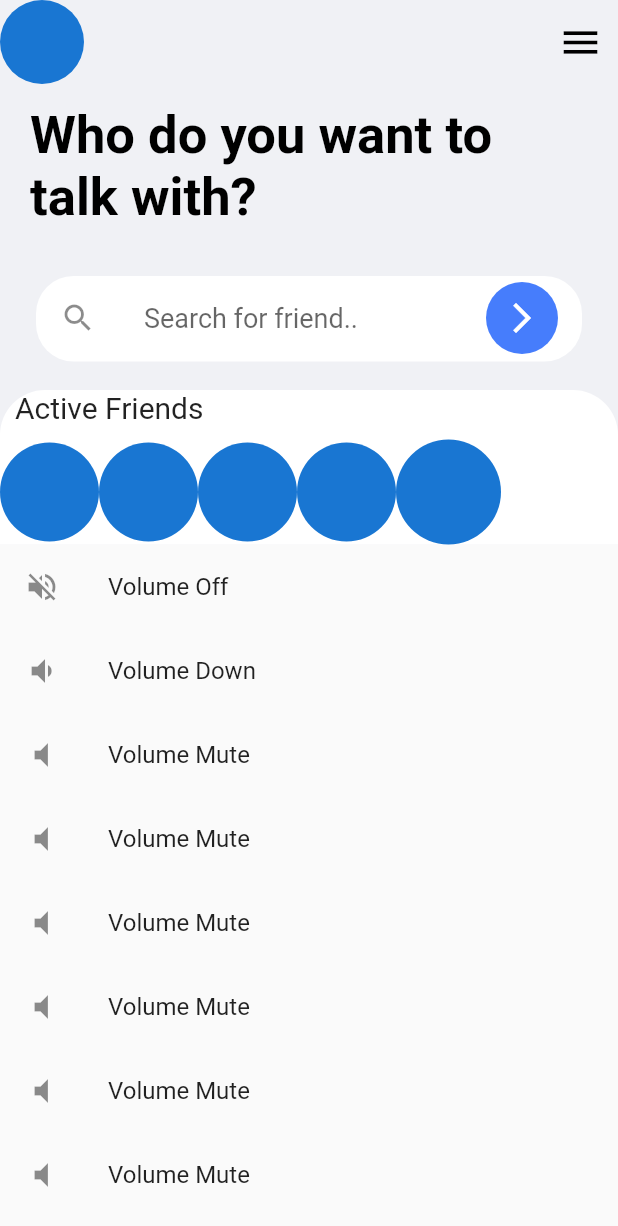
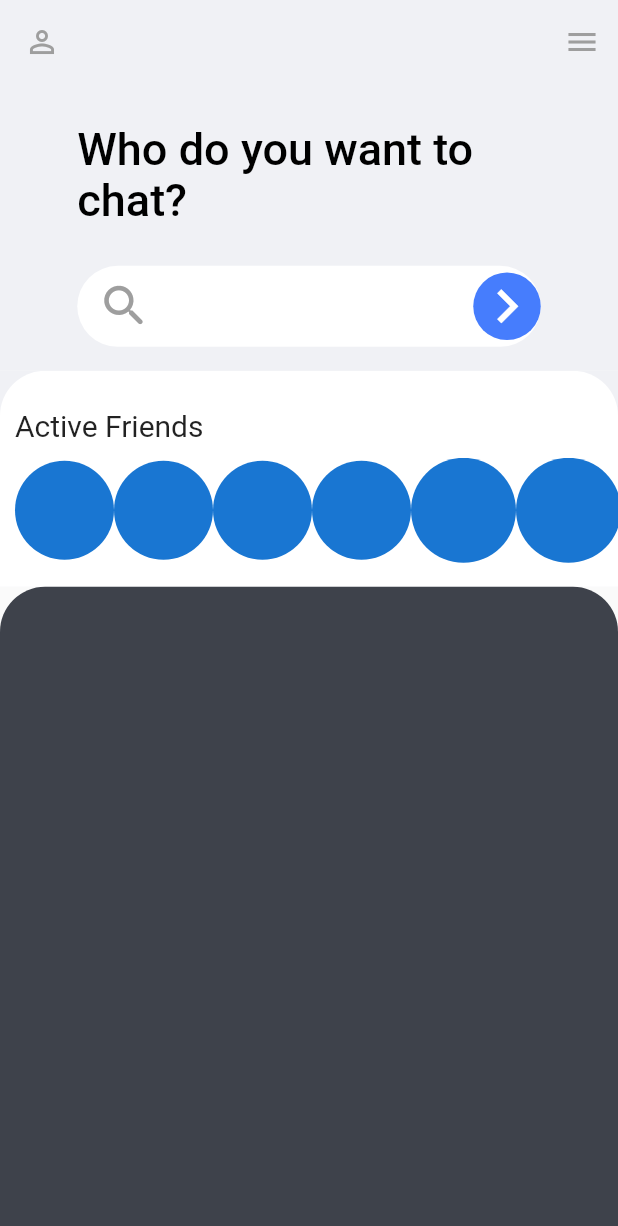
Before and after one commit to Harishwarrior/chat_app, a Flutter app: the screen it shows after launch, on a phone screen of 412 x 824 dp. Shown: the top 1226 px of the screen. Run offline on Flutter 3.47's test engine with Material 2 defaults, Android fonts, the phone set to English and light mode, and no system bars.

Commit message:
fixed responsive appbar

```diff
--- a/lib/home_view.dart
+++ b/lib/home_view.dart
@@ -9,97 +9,83 @@ class HomePage extends StatefulWidget {
 class _HomePageState extends State<HomePage> {
   @override
   Widget build(BuildContext context) {
+    MediaQueryData deviceSize = MediaQuery.of(context);
     return SafeArea(
       child: Scaffold(
-        body: CustomScrollView(
-          slivers: [
+        body: NestedScrollView(
+          headerSliverBuilder: (BuildContext context, bool innerBoxScrolled) {
+            return <Widget>[
               SliverAppBar(
-              leading: CircleAvatar(
-                radius: 20.0,
+                backgroundColor: Color(0xFFF0F1F5),
+                leading: Icon(
+                  Icons.person_outline,
+                  color: Colors.grey,
                 ),
-              actions: [
-                Icon(
+                actions: <Widget>[
+                  IconButton(
+                    onPressed: () {},
+                    icon: Icon(
                       Icons.menu_outlined,
-                  color: Colors.black,
-                  size: 30.0,
+                      color: Colors.grey,
                     ),
-                SizedBox(
-                  width: 10.0,
-                )
+                  ),
                 ],
-              floating: true,
-              flexibleSpace: PreferredSize(
-                preferredSize: Size.fromHeight(50.0),
-                child: Padding(
-                  padding: const EdgeInsets.only(
-                      left: 20.0, right: 20.0, top: 70.0, bottom: 0.0),
-                  child: Column(
-                    mainAxisAlignment: MainAxisAlignment.spaceEvenly,
-                    children: [
+                expandedHeight: deviceSize.size.height * 0.30,
+                floating: false,
+                pinned: true,
+                flexibleSpace: FlexibleSpaceBar(
+                  centerTitle: true,
+                  title: Container(
+                    width: deviceSize.size.width * 0.50,
+                    height: deviceSize.size.height * 0.15,
+                    constraints: BoxConstraints(minHeight: 40, maxHeight: 100),
+                    child: Column(children: [
                       Expanded(
                         child: Text(
-                          'Who do you want to talk with?',
-                          style: TextStyle(
-                            color: Colors.black,
-                            fontWeight: FontWeight.w700,
-                            fontSize: 35.0,
+                          'Who do you want to chat?',
+                          style: TextStyle(color: Colors.black),
+                        ),
+                      ),
+                      CupertinoTextField(
+                        decoration: BoxDecoration(
+                          color: Colors.white,
+                          borderRadius: BorderRadius.all(
+                            Radius.circular(25.0),
+                          ),
+                        ),
+                        keyboardType: TextInputType.text,
+                        prefix: Padding(
+                          padding:
+                              const EdgeInsets.fromLTRB(9.0, 6.0, 9.0, 6.0),
+                          child: Icon(
+                            Icons.search_rounded,
+                            color: Colors.grey,
+                          ),
+                        ),
+                        suffix: Container(
+                          decoration: BoxDecoration(
+                              color: Color(0xff467dfd),
+                              borderRadius:
+                                  BorderRadius.all(Radius.circular(20.0))),
+                          child: Icon(
+                            Icons.chevron_right,
+                            size: 30.0,
+                            color: Colors.white,
                           ),
                         ),
                       ),
-                      Expanded(
-                        child: Padding(
-                          padding: const EdgeInsets.symmetric(
-                              vertical: 15.0, horizontal: 0.0),
-                          child: Card(
-                            shape: RoundedRectangleBorder(
-                              borderRadius: BorderRadius.circular(25.0),
-                            ),
-                            elevation: 0.0,
-                            child: ListTile(
-                              leading: Icon(
-                                Icons.search,
-                              ),
-                              title: TextField(
-                                // controller: controller,
-                                decoration: InputDecoration(
-                                  hintText: 'Search for friend..',
-                                  hintStyle: TextStyle(fontSize: 18.0),
-                                  border: InputBorder.none,
-                                ),
-                              ),
-                              trailing: Container(
-                                decoration: BoxDecoration(
-                                  color: Color(0xff467dfc),
-                                  borderRadius: BorderRadius.all(
-                                    Radius.circular(40.0),
-                                  ),
-                                ),
-                                child: IconButton(
-                                  icon: Icon(
-                                    Icons.arrow_forward_ios_outlined,
-                                    color: Colors.white,
-                                  ),
-                                  onPressed: () {},
+                    ]),
                   ),
                 ),
               ),
-                          ),
-                        ),
-                      ),
-                    ],
-                  ),
-                ),
-              ),
-              backgroundColor: const Color(0xfff0f1f5),
-              expandedHeight: 260.0,
-            ),
+            ];
+          },
+          body: SingleChildScrollView(
+            child: Container(
+              child: Column(
+                children: [
                   Container(
-              child: SliverList(
-                delegate: SliverChildListDelegate([
-                  Container(
-                    decoration: BoxDecoration(
-                      color: Color(0xfff0f1f5),
-                    ),
+                    color: Color(0xFFF0F1F5),
                     child: Container(
                       decoration: BoxDecoration(
                           color: Colors.white,
@@ -109,6 +95,9 @@ class _HomePageState extends State<HomePage> {
                       child: Column(
                         crossAxisAlignment: CrossAxisAlignment.start,
                         children: [
+                          SizedBox(
+                            height: 25.0,
+                          ),
                           Padding(
                             padding:
                                 const EdgeInsets.only(left: 10.0, bottom: 10.0),
@@ -117,10 +106,18 @@ class _HomePageState extends State<HomePage> {
                               style: TextStyle(fontSize: 20.0),
                             ),
                           ),
-                          SingleChildScrollView(
+                          Container(
+                            margin: EdgeInsets.only(bottom: 16.0),
+                            color: Colors.white,
+                            child: SingleChildScrollView(
                               scrollDirection: Axis.horizontal,
                               child: Row(
+                                mainAxisAlignment:
+                                    MainAxisAlignment.spaceBetween,
                                 children: [
+                                  SizedBox(
+                                    width: 10.0,
+                                  ),
                                   CircleAvatar(
                                     radius: 33.0,
                                   ),
@@ -136,92 +133,35 @@ class _HomePageState extends State<HomePage> {
                                   CircleAvatar(
                                     radius: 35.0,
                                   ),
+                                  CircleAvatar(
+                                    radius: 35.0,
+                                  ),
+                                  CircleAvatar(
+                                    radius: 35.0,
+                                  ),
+                                  CircleAvatar(
+                                    radius: 35.0,
+                                  ),
                                 ],
+                              ),
                             ),
                           ),
                         ],
                       ),
                     ),
                   ),
-                  ListTile(
-                      leading: Icon(Icons.volume_off),
-                      title: Text("Volume Off")),
-                  ListTile(
-                      leading: Icon(Icons.volume_down),
-                      title: Text("Volume Down")),
-                  ListTile(
-                      leading: Icon(Icons.volume_mute),
-                      title: Text("Volume Mute")),
-                  ListTile(
-                      leading: Icon(Icons.volume_mute),
-                      title: Text("Volume Mute")),
-                  ListTile(
-                      leading: Icon(Icons.volume_mute),
-                      title: Text("Volume Mute")),
-                  ListTile(
-                      leading: Icon(Icons.volume_mute),
-                      title: Text("Volume Mute")),
-                  ListTile(
-                      leading: Icon(Icons.volume_mute),
-                      title: Text("Volume Mute")),
-                  ListTile(
-                      leading: Icon(Icons.volume_mute),
-                      title: Text("Volume Mute")),
-                  ListTile(
-                      leading: Icon(Icons.volume_mute),
-                      title: Text("Volume Mute")),
-                  ListTile(
-                      leading: Icon(Icons.volume_mute),
-                      title: Text("Volume Mute")),
-                  ListTile(
-                      leading: Icon(Icons.volume_mute),
-                      title: Text("Volume Mute")),
-                  ListTile(
-                      leading: Icon(Icons.volume_down),
-                      title: Text("Volume Down")),
-                  ListTile(
-                      leading: Icon(Icons.volume_down),
-                      title: Text("Volume Down")),
-                  ListTile(
-                      leading: Icon(Icons.volume_down),
-                      title: Text("Volume Down")),
-                  ListTile(
-                      leading: Icon(Icons.volume_down),
-                      title: Text("Volume Down")),
-                  ListTile(
-                      leading: Icon(Icons.volume_down),
-                      title: Text("Volume Down")),
-                  ListTile(
-                      leading: Icon(Icons.volume_down),
-                      title: Text("Volume Down")),
-                  ListTile(
-                      leading: Icon(Icons.volume_down),
-                      title: Text("Volume Down")),
-                  ListTile(
-                      leading: Icon(Icons.volume_down),
-                      title: Text("Volume Down")),
-                  ListTile(
-                      leading: Icon(Icons.volume_down),
-                      title: Text("Volume Down")),
-                  ListTile(
-                      leading: Icon(Icons.volume_down),
-                      title: Text("Volume Down")),
-                  ListTile(
-                      leading: Icon(Icons.volume_down),
-                      title: Text("Volume Down")),
-                  ListTile(
-                      leading: Icon(Icons.volume_down),
-                      title: Text("Volume Down")),
-                  ListTile(
-                      leading: Icon(Icons.volume_down),
-                      title: Text("Volume Down")),
-                  ListTile(
-                      leading: Icon(Icons.volume_down),
-                      title: Text("Volume Down")),
-                ]),
+                  Container(
+                    height: deviceSize.size.height * 0.95,
+                    decoration: BoxDecoration(
+                        color: Color(0xff3e424b),
+                        borderRadius: BorderRadius.only(
+                            topLeft: Radius.circular(30.0),
+                            topRight: Radius.circular(30.0))),
+                  ),
+                ],
               ),
             ),
-          ],
+          ),
         ),
       ),
     );
```
Also changed, not shown: 1 other file. Lines whose indentation alone changed are shown as unchanged.
